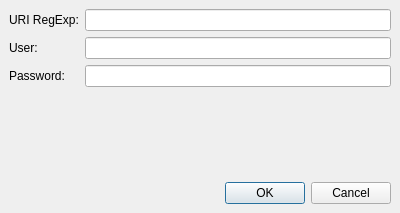
Qt form UserAuthDlg.ui (LubosD/fatrat) before a commit.
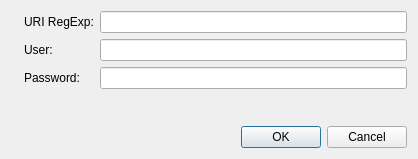
The same form after that commit. Icons and pictures are not drawn.

```diff
--- a/UserAuthDlg.ui
+++ b/UserAuthDlg.ui
@@ -5,21 +5,53 @@
    <rect>
     <x>0</x>
     <y>0</y>
-    <width>400</width>
-    <height>213</height>
+    <width>418</width>
+    <height>159</height>
    </rect>
   </property>
   <property name="windowTitle" >
    <string>User credentials</string>
   </property>
   <layout class="QGridLayout" >
-   <property name="margin" >
-    <number>9</number>
-   </property>
-   <property name="spacing" >
-    <number>6</number>
-   </property>
-   <item row="3" column="1" >
+   <item row="0" column="1" >
+    <layout class="QGridLayout" >
+     <item row="0" column="0" >
+      <widget class="QLabel" name="labelRegExp" >
+       <property name="text" >
+        <string>URI RegExp:</string>
+       </property>
+      </widget>
+     </item>
+     <item row="0" column="1" >
+      <widget class="QLineEdit" name="lineRegExp" />
+     </item>
+     <item row="1" column="0" >
+      <widget class="QLabel" name="label_2" >
+       <property name="text" >
+        <string>User:</string>
+       </property>
+      </widget>
+     </item>
+     <item row="1" column="1" >
+      <widget class="QLineEdit" name="lineUser" />
+     </item>
+     <item row="2" column="0" >
+      <widget class="QLabel" name="label_3" >
+       <property name="text" >
+        <string>Password:</string>
+       </property>
+      </widget>
+     </item>
+     <item row="2" column="1" >
+      <widget class="QLineEdit" name="linePassword" >
+       <property name="echoMode" >
+        <enum>QLineEdit::Password</enum>
+       </property>
+      </widget>
+     </item>
+    </layout>
+   </item>
+   <item row="1" column="1" >
     <spacer>
      <property name="orientation" >
       <enum>Qt::Vertical</enum>
@@ -32,41 +64,7 @@
      </property>
     </spacer>
    </item>
-   <item row="2" column="1" >
-    <widget class="QLineEdit" name="linePassword" >
-     <property name="echoMode" >
-      <enum>QLineEdit::Password</enum>
-     </property>
-    </widget>
-   </item>
-   <item row="1" column="1" >
-    <widget class="QLineEdit" name="lineUser" />
-   </item>
-   <item row="0" column="1" >
-    <widget class="QLineEdit" name="lineRegExp" />
-   </item>
-   <item row="2" column="0" >
-    <widget class="QLabel" name="label_3" >
-     <property name="text" >
-      <string>Password:</string>
-     </property>
-    </widget>
-   </item>
-   <item row="1" column="0" >
-    <widget class="QLabel" name="label_2" >
-     <property name="text" >
-      <string>User:</string>
-     </property>
-    </widget>
-   </item>
-   <item row="0" column="0" >
-    <widget class="QLabel" name="label" >
-     <property name="text" >
-      <string>URI RegExp:</string>
-     </property>
-    </widget>
-   </item>
-   <item row="4" column="0" colspan="2" >
+   <item row="2" column="0" colspan="2" >
     <widget class="QDialogButtonBox" name="buttonBox" >
      <property name="orientation" >
       <enum>Qt::Horizontal</enum>
@@ -76,6 +74,13 @@
      </property>
     </widget>
    </item>
+   <item row="0" column="0" >
+    <widget class="QLabel" name="label" >
+     <property name="pixmap" >
+      <pixmap resource="gfx/resources.qrc" >:/menu/auth.png</pixmap>
+     </property>
+    </widget>
+   </item>
   </layout>
  </widget>
  <tabstops>
```
Left out of the diff: 4 changed lines with no effect on the pictures.
